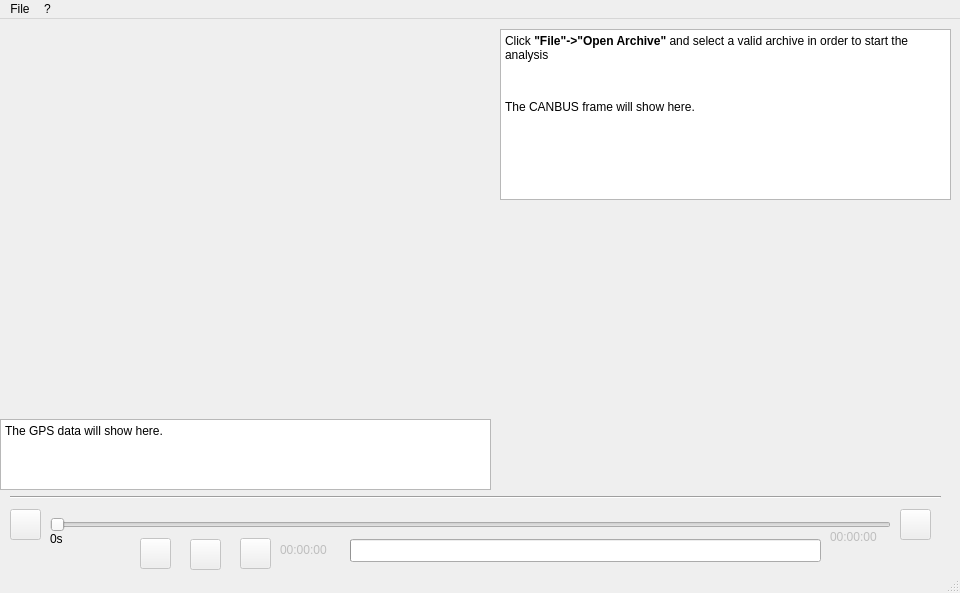
Before: the Qt Designer form main.ui in CorraMatte/canbus_sniffer_gui, drawn with Qt 5.
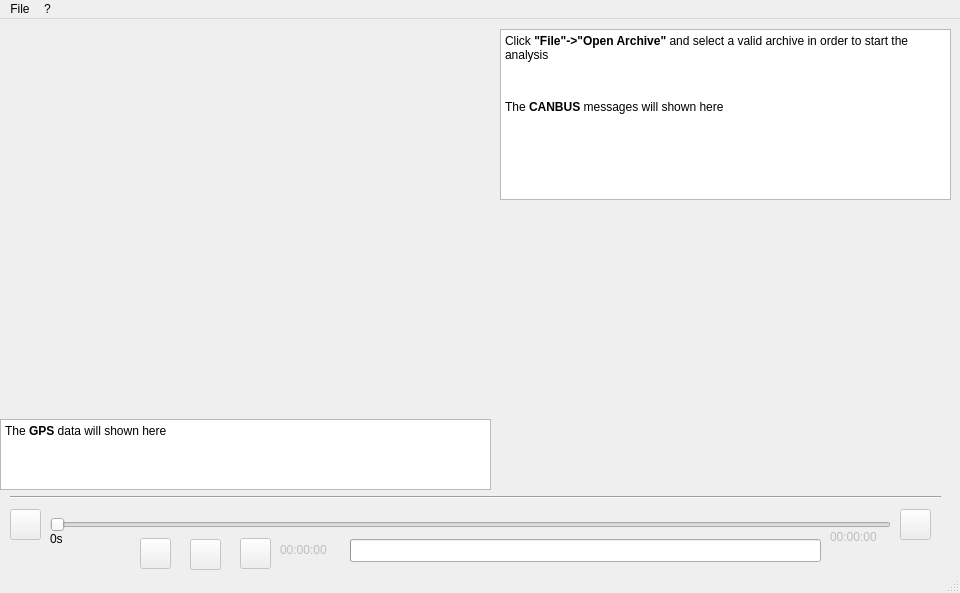
After: the same form once the commit is applied. Icons and pictures are not drawn.

The edit to the form file:
```diff
--- a/main.ui
+++ b/main.ui
@@ -62,7 +62,7 @@
 &lt;/style&gt;&lt;/head&gt;&lt;body style=&quot; font-family:'Sans'; font-size:9pt; font-weight:400; font-style:normal;&quot;&gt;
 &lt;p style=&quot; margin-top:0px; margin-bottom:0px; margin-left:0px; margin-right:0px; -qt-block-indent:0; text-indent:0px;&quot;&gt;&lt;span style=&quot; font-family:'DejaVu Sans Mono'; color:#000000;&quot;&gt;Click &lt;/span&gt;&lt;span style=&quot; font-family:'DejaVu Sans Mono'; font-weight:600; color:#000000;&quot;&gt;&amp;quot;File&amp;quot;-&amp;gt;&amp;quot;Open Archive&amp;quot;&lt;/span&gt;&lt;span style=&quot; font-family:'DejaVu Sans Mono'; color:#000000;&quot;&gt; and select a valid archive in order to start the analysis&lt;/span&gt;&lt;/p&gt;
 &lt;p style=&quot;-qt-paragraph-type:empty; margin-top:12px; margin-bottom:12px; margin-left:0px; margin-right:0px; -qt-block-indent:0; text-indent:0px; font-family:'DejaVu Sans Mono'; color:#000000; background-color:#ffffff;&quot;&gt;&lt;br /&gt;&lt;/p&gt;
-&lt;p style=&quot; margin-top:12px; margin-bottom:12px; margin-left:0px; margin-right:0px; -qt-block-indent:0; text-indent:0px; background-color:#ffffff;&quot;&gt;&lt;span style=&quot; font-family:'DejaVu Sans Mono'; color:#000000; background-color:#ffffff;&quot;&gt;The CANBUS frame will show here.&lt;/span&gt;&lt;/p&gt;&lt;/body&gt;&lt;/html&gt;</string>
+&lt;p style=&quot; margin-top:12px; margin-bottom:12px; margin-left:0px; margin-right:0px; -qt-block-indent:0; text-indent:0px; background-color:#ffffff;&quot;&gt;&lt;span style=&quot; font-family:'DejaVu Sans Mono'; color:#000000; background-color:#ffffff;&quot;&gt;The &lt;/span&gt;&lt;span style=&quot; font-family:'DejaVu Sans Mono'; font-weight:600; color:#000000; background-color:#ffffff;&quot;&gt;CANBUS&lt;/span&gt;&lt;span style=&quot; font-family:'DejaVu Sans Mono'; color:#000000; background-color:#ffffff;&quot;&gt; messages will shown here&lt;/span&gt;&lt;/p&gt;&lt;/body&gt;&lt;/html&gt;</string>
     </property>
    </widget>
    <widget class="QLabel" name="lblMinTime">
@@ -214,9 +214,9 @@
     <property name="geometry">
      <rect>
       <x>0</x>
-      <y>0</y>
+      <y>10</y>
       <width>491</width>
-      <height>391</height>
+      <height>381</height>
      </rect>
     </property>
    </widget>
@@ -237,7 +237,7 @@
 &lt;html&gt;&lt;head&gt;&lt;meta name=&quot;qrichtext&quot; content=&quot;1&quot; /&gt;&lt;style type=&quot;text/css&quot;&gt;
 p, li { white-space: pre-wrap; }
 &lt;/style&gt;&lt;/head&gt;&lt;body style=&quot; font-family:'Sans'; font-size:9pt; font-weight:400; font-style:normal;&quot;&gt;
-&lt;p style=&quot; margin-top:0px; margin-bottom:0px; margin-left:0px; margin-right:0px; -qt-block-indent:0; text-indent:0px;&quot;&gt;The GPS data will show here.&lt;/p&gt;&lt;/body&gt;&lt;/html&gt;</string>
+&lt;p style=&quot; margin-top:0px; margin-bottom:0px; margin-left:0px; margin-right:0px; -qt-block-indent:0; text-indent:0px;&quot;&gt;The &lt;span style=&quot; font-weight:600;&quot;&gt;GPS&lt;/span&gt; data will shown here&lt;/p&gt;&lt;/body&gt;&lt;/html&gt;</string>
     </property>
    </widget>
    <widget class="QWidget" name="wdgGoogleMaps" native="true">
```
